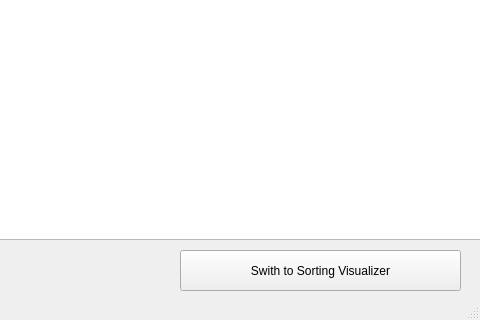
adamt-eng/sorting-visualizer, file secondwindow.ui: the form before one commit; both pictures show x 800 to 1280 and y 460 to 780 of the 1280 by 780 pixel window.
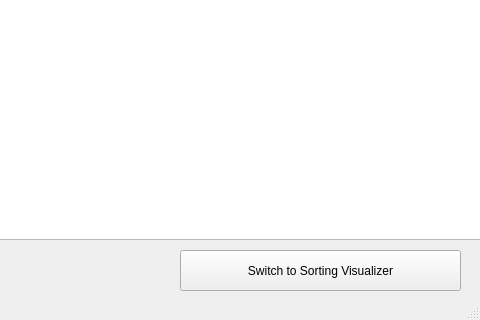
The form after the commit. Icons and pictures are not drawn.

```diff
--- a/secondwindow.ui
+++ b/secondwindow.ui
@@ -266,7 +266,7 @@
         </sizepolicy>
        </property>
        <property name="text">
-        <string>Swith to Sorting Visualizer</string>
+        <string>Switch to Sorting Visualizer</string>
        </property>
       </widget>
      </item>
```
